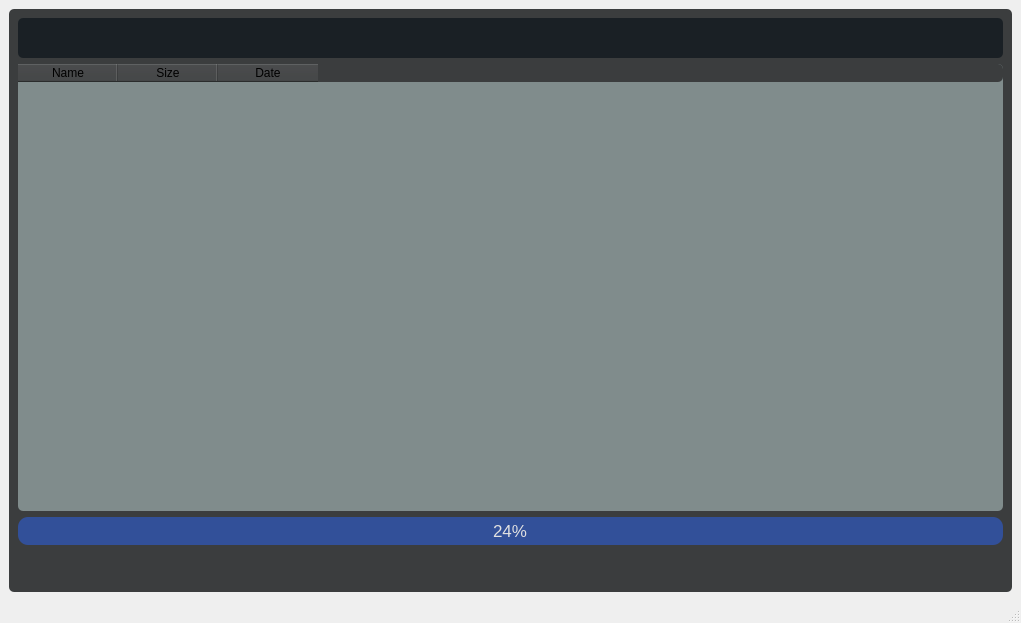
Before: the Qt Designer form ui/YouTube_dl.ui in mahdi9925/YouTube-downloader, drawn with Qt 5.
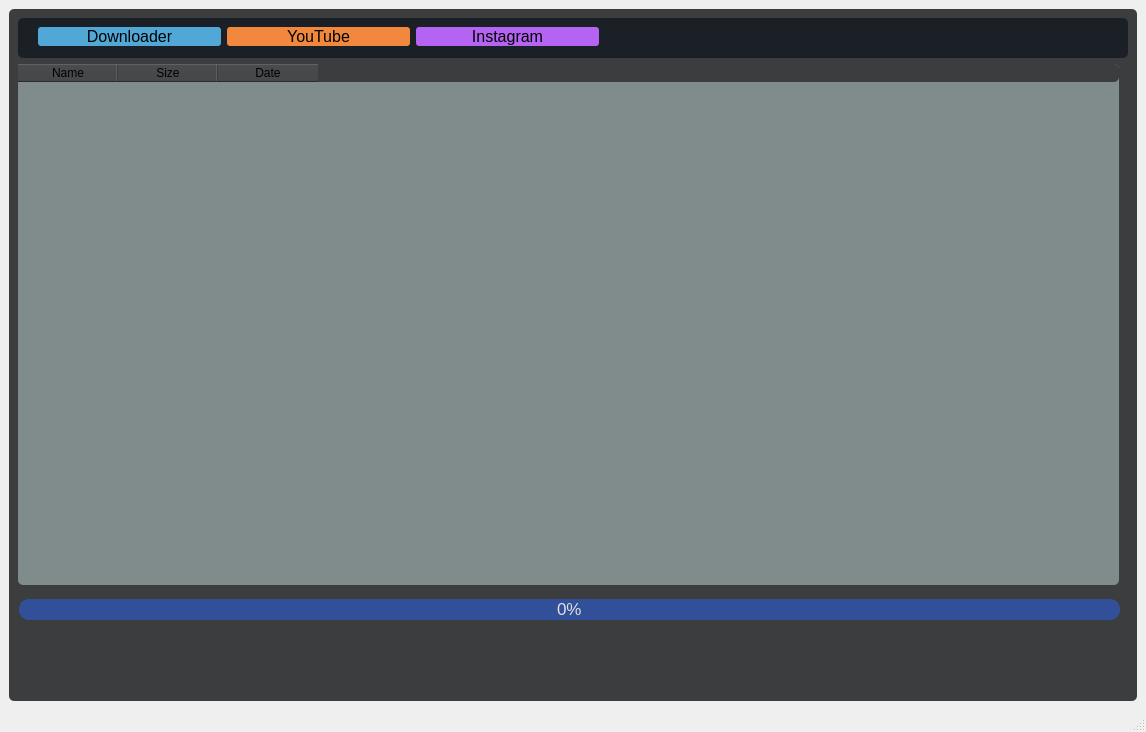
After: the same form once the commit is applied. Icons and pictures are not drawn.

Commit message: Modify design `YouTube_dl`

Diff of the .ui file:
```diff
--- a/ui/YouTube_dl.ui
+++ b/ui/YouTube_dl.ui
@@ -6,15 +6,15 @@
    <rect>
     <x>0</x>
     <y>0</y>
-    <width>1021</width>
-    <height>623</height>
+    <width>1146</width>
+    <height>732</height>
    </rect>
   </property>
   <property name="windowTitle">
    <string>YouTube Downloader</string>
   </property>
   <widget class="QWidget" name="centralwidget">
-   <layout class="QHBoxLayout" name="horizontalLayout">
+   <layout class="QVBoxLayout" name="verticalLayout_2">
     <item>
      <widget class="QFrame" name="frame">
       <property name="styleSheet">
@@ -29,9 +29,15 @@
       <property name="frameShadow">
        <enum>QFrame::Raised</enum>
       </property>
-      <layout class="QVBoxLayout" name="verticalLayout">
-       <item alignment="Qt::AlignTop">
         <widget class="QFrame" name="frame_2">
+       <property name="geometry">
+        <rect>
+         <x>9</x>
+         <y>9</y>
+         <width>1110</width>
+         <height>40</height>
+        </rect>
+       </property>
          <property name="minimumSize">
           <size>
            <width>0</width>
@@ -47,10 +53,100 @@
          <property name="frameShadow">
           <enum>QFrame::Raised</enum>
          </property>
+       <widget class="QWidget" name="">
+        <property name="geometry">
+         <rect>
+          <x>20</x>
+          <y>3</y>
+          <width>561</width>
+          <height>31</height>
+         </rect>
+        </property>
+        <layout class="QHBoxLayout" name="horizontalLayout_3">
+         <item>
+          <widget class="QPushButton" name="pushButton">
+           <property name="styleSheet">
+            <string notr="true">QPushButton{
+	background-color: #51a8d6;
+	border-radius: 3px;
+	font-size:16px;
+	
+}
+
+QPushButton:hover{
+	background-color: #20a0e6;
+	border-bottom: 2px solid #fff;
+}
+
+QPushButton::pressed{
+	background-color: #156de8;
+}</string>
+           </property>
+           <property name="text">
+            <string>Downloader</string>
+           </property>
         </widget>
        </item>
        <item>
+          <widget class="QPushButton" name="pushButton_2">
+           <property name="styleSheet">
+            <string notr="true">QPushButton{
+	background-color: #f2883d;
+	border-radius: 3px;
+	font-size:16px;
+	
+}
+
+QPushButton:hover{
+	background-color: #f07c29;
+	border-bottom: 2px solid #fff;
+}
+
+QPushButton::pressed{
+	background-color: #e3670e;
+}</string>
+           </property>
+           <property name="text">
+            <string>YouTube</string>
+           </property>
+          </widget>
+         </item>
+         <item>
+          <widget class="QPushButton" name="pushButton_3">
+           <property name="styleSheet">
+            <string notr="true">QPushButton{
+	background-color: #b463f2;
+	border-radius: 3px;
+	font-size:16px;
+	
+}
+
+QPushButton:hover{
+	background-color: #a646f0;
+	border-bottom: 2px solid #fff;
+}
+
+QPushButton::pressed{
+	background-color: #9826f0;
+}</string>
+           </property>
+           <property name="text">
+            <string>Instagram</string>
+           </property>
+          </widget>
+         </item>
+        </layout>
+       </widget>
+      </widget>
         <widget class="QTableWidget" name="tableWidget">
+       <property name="geometry">
+        <rect>
+         <x>9</x>
+         <y>55</y>
+         <width>1101</width>
+         <height>521</height>
+        </rect>
+       </property>
          <property name="styleSheet">
           <string notr="true">QTableWidget{
 	border-radius: 5px;
@@ -73,9 +169,15 @@
           </property>
          </column>
         </widget>
-       </item>
-       <item>
-        <widget class="QProgressBar" name="progressBar">
+      <widget class="QProgressBar" name="prog_bar">
+       <property name="geometry">
+        <rect>
+         <x>10</x>
+         <y>590</y>
+         <width>1101</width>
+         <height>21</height>
+        </rect>
+       </property>
          <property name="styleSheet">
           <string notr="true">QProgressBar {
 	color :#e1e1e1;
@@ -92,12 +194,18 @@
 }</string>
          </property>
          <property name="value">
-          <number>24</number>
-         </property>
-        </widget>
-       </item>
-       <item alignment="Qt::AlignLeft">
+        <number>0</number>
+       </property>
+      </widget>
         <widget class="QFrame" name="frame_3">
+       <property name="geometry">
+        <rect>
+         <x>9</x>
+         <y>620</y>
+         <width>72</width>
+         <height>51</height>
+        </rect>
+       </property>
          <property name="maximumSize">
           <size>
            <width>16777215</width>
@@ -110,9 +218,15 @@
          <property name="frameShadow">
           <enum>QFrame::Raised</enum>
          </property>
-         <layout class="QHBoxLayout" name="horizontalLayout_2">
-          <item>
-           <widget class="QPushButton" name="new_2">
+       <widget class="QPushButton" name="add_btn">
+        <property name="geometry">
+         <rect>
+          <x>10</x>
+          <y>10</y>
+          <width>54</width>
+          <height>33</height>
+         </rect>
+        </property>
             <property name="maximumSize">
              <size>
               <width>100</width>
@@ -145,11 +259,131 @@
              <string>Ctrl+N</string>
             </property>
            </widget>
-          </item>
-         </layout>
-        </widget>
-       </item>
-      </layout>
+      </widget>
+      <widget class="QWidget" name="">
+       <property name="geometry">
+        <rect>
+         <x>0</x>
+         <y>690</y>
+         <width>1121</width>
+         <height>33</height>
+        </rect>
+       </property>
+       <layout class="QHBoxLayout" name="horizontalLayout">
+        <item>
+         <widget class="QLineEdit" name="Enter_links">
+          <property name="font">
+           <font>
+            <pointsize>15</pointsize>
+           </font>
+          </property>
+          <property name="styleSheet">
+           <string notr="true">QLineEdit{
+	border: 0.5px solid #000;
+	selection-color: rgb(0, 0, 0);
+	selection-background-color: rgb(0, 220, 106);
+	color:#000;
+	background-color: #e1e1e1;
+	border-radius: 2px;
+	margin-left: 5px;
+	margin-right: 5px;
+}</string>
+          </property>
+          <property name="dragEnabled">
+           <bool>true</bool>
+          </property>
+         </widget>
+        </item>
+        <item>
+         <widget class="QPushButton" name="cancel_btn">
+          <property name="maximumSize">
+           <size>
+            <width>100</width>
+            <height>25</height>
+           </size>
+          </property>
+          <property name="text">
+           <string>Cancel</string>
+          </property>
+          <property name="shortcut">
+           <string>Ctrl+Z</string>
+          </property>
+         </widget>
+        </item>
+        <item>
+         <widget class="QPushButton" name="ok_btn">
+          <property name="maximumSize">
+           <size>
+            <width>100</width>
+            <height>25</height>
+           </size>
+          </property>
+          <property name="styleSheet">
+           <string notr="true"/>
+          </property>
+          <property name="text">
+           <string>OK</string>
+          </property>
+          <property name="shortcut">
+           <string>Ctrl+O</string>
+          </property>
+         </widget>
+        </item>
+       </layout>
+      </widget>
+      <widget class="QWidget" name="">
+       <property name="geometry">
+        <rect>
+         <x>13</x>
+         <y>750</y>
+         <width>561</width>
+         <height>32</height>
+        </rect>
+       </property>
+       <layout class="QHBoxLayout" name="horizontalLayout_2">
+        <item>
+         <widget class="QComboBox" name="comboBox_data">
+          <property name="maximumSize">
+           <size>
+            <width>300</width>
+            <height>16777215</height>
+           </size>
+          </property>
+         </widget>
+        </item>
+        <item>
+         <widget class="QPushButton" name="download_btn">
+          <property name="minimumSize">
+           <size>
+            <width>100</width>
+            <height>30</height>
+           </size>
+          </property>
+          <property name="maximumSize">
+           <size>
+            <width>100</width>
+            <height>16777215</height>
+           </size>
+          </property>
+          <property name="styleSheet">
+           <string notr="true">QPushButton{
+	background-color: rgb(215, 134, 255);
+	border-radius: 3px;
+}
+
+
+QPushButton:pressed{
+	background-color: rgb(106, 255, 123);
+	border-radius: 3px;
+}</string>
+          </property>
+          <property name="text">
+           <string>Download</string>
+          </property>
+         </widget>
+        </item>
+       </layout>
+      </widget>
      </widget>
     </item>
    </layout>
```
Left out of the diff: 2 changed lines with no effect on the pictures. Lines whose indentation alone changed are shown as unchanged. The commit also changes 1 other file.
